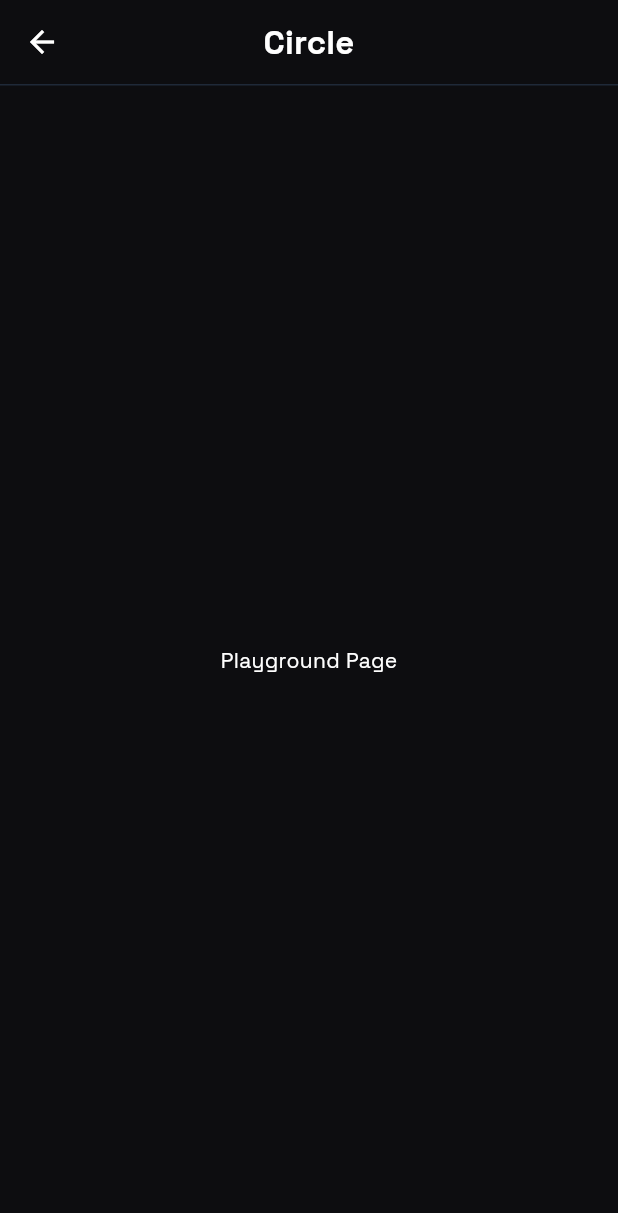
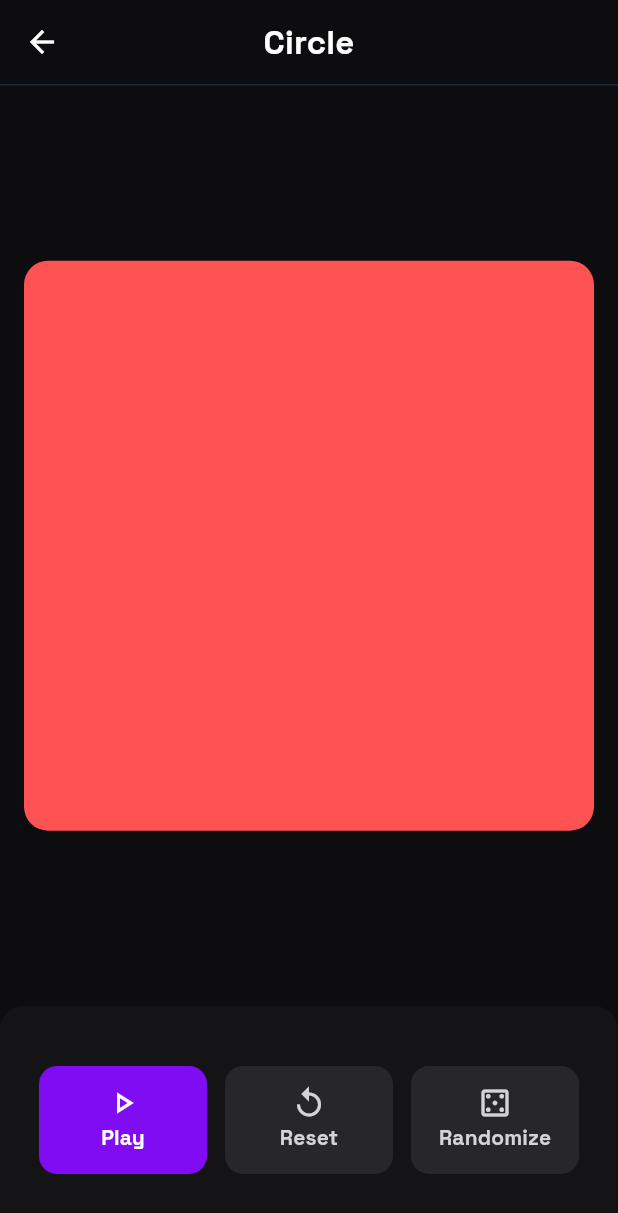
Before and after one commit to cooper-73/custom-painter-playground, a Flutter app: the screen it shows after launch, after a tap on "Circle", on a phone screen of 412 x 824 dp. Shown: the top 1213 px of the screen. Run offline on Flutter 3.47's test engine with Material 3 defaults, Android fonts, the phone set to English and light mode, and no system bars; our stand-ins replace flutter_riverpod, go_router; network calls fail.

Commit message:
feat: Add base layout for painter playground page

```diff
--- a/lib/core/shared/widgets/app_scaffold.dart
+++ b/lib/core/shared/widgets/app_scaffold.dart
@@ -6,11 +6,15 @@ class AppScaffold extends StatelessWidget {
     this.title,
     required this.body,
     this.centerTitle = false,
+    this.bottomSafeArea = true,
+    this.bodyPadding,
   });
 
   final String? title; // TODO: Make this required
   final Widget body;
   final bool centerTitle;
+  final bool bottomSafeArea;
+  final EdgeInsets? bodyPadding;
 
   @override
   Widget build(BuildContext context) {
@@ -29,8 +33,9 @@ class AppScaffold extends StatelessWidget {
         ),
       ),
       body: SafeArea(
+        bottom: bottomSafeArea,
         child: Padding(
-          padding: const EdgeInsets.symmetric(horizontal: 16, vertical: 20),
+          padding: bodyPadding ?? const EdgeInsets.symmetric(horizontal: 16, vertical: 20),
           child: body,
         ),
       ),
--- a/lib/presentation/playground/pages/playground_page.dart
+++ b/lib/presentation/playground/pages/playground_page.dart
@@ -1,7 +1,8 @@
 import 'package:custom_painter_playground/core/core.dart';
+import 'package:custom_painter_playground/presentation/playground/playground.dart';
 import 'package:flutter/material.dart';
 
-class PlaygroundPage extends StatelessWidget {
+class PlaygroundPage extends StatefulWidget {
   const PlaygroundPage({
     super.key,
     required this.patternKind,
@@ -10,12 +11,52 @@ class PlaygroundPage extends StatelessWidget {
   final PatternKind patternKind;
 
   @override
+  State<PlaygroundPage> createState() => _PlaygroundPageState();
+}
+
+class _PlaygroundPageState extends State<PlaygroundPage> {
+  late ValueNotifier<double> _painterCanvasExtent;
+
+  @override
+  void initState() {
+    super.initState();
+    _painterCanvasExtent = ValueNotifier(
+      _hasPainterControls
+          ? PainterControllerSheet.defaultChildSize
+          : PainterControllerSheet.minimumChildSize,
+    );
+  }
+
+  List<Widget> get _painterControls => [];
+
+  bool get _hasPainterControls => _painterControls.isNotEmpty;
+
+  bool _handleDraggableScrollableNotification(DraggableScrollableNotification notification) {
+    _painterCanvasExtent.value = notification.extent;
+    return true;
+  }
+
+  @override
   Widget build(BuildContext context) {
     return AppScaffold(
-      title: patternKind.title,
+      bodyPadding: EdgeInsets.zero,
       centerTitle: true,
-      body: const Center(
-        child: Text('Playground Page'),
+      bottomSafeArea: false,
+      title: widget.patternKind.title,
+      body: NotificationListener<DraggableScrollableNotification>(
+        onNotification: _handleDraggableScrollableNotification,
+        child: Stack(
+          children: [
+            ValueListenableBuilder(
+              valueListenable: _painterCanvasExtent,
+              builder: (context, extent, child) => PainterCanvas(extent: extent),
+            ),
+            PainterControllerSheet(
+              animationControls: const AnimationControls(),
+              painterControls: _painterControls,
+            ),
+          ],
+        ),
       ),
     );
   }
--- a/lib/presentation/playground/playground.dart
+++ b/lib/presentation/playground/playground.dart
@@ -1 +1,2 @@
 export 'pages/pages.dart';
+export 'widgets/widgets.dart';
--- /dev/null
+++ b/lib/presentation/playground/widgets/animation_controls.dart
@@ -0,0 +1,85 @@
+import 'package:flutter/material.dart';
+
+class AnimationControls extends StatelessWidget {
+  const AnimationControls({super.key});
+
+  @override
+  Widget build(BuildContext context) {
+    final colorScheme = ColorScheme.of(context);
+
+    return Row(
+      mainAxisAlignment: MainAxisAlignment.center,
+      spacing: 12,
+      children: [
+        _AnimationControlButton(
+          iconData: Icons.play_arrow_outlined,
+          label: 'Play',
+          foregroundColor: colorScheme.onSurface,
+          backgroundColor: colorScheme.primary,
+          onPressed: () {},
+        ),
+        _AnimationControlButton(
+          iconData: Icons.replay_outlined,
+          label: 'Reset',
+          onPressed: () {},
+        ),
+        _AnimationControlButton(
+          iconData: Icons.casino_outlined,
+          label: 'Randomize',
+          onPressed: () {},
+        ),
+      ],
+    );
+  }
+}
+
+class _AnimationControlButton extends StatelessWidget {
+  const _AnimationControlButton({
+    required this.iconData,
+    required this.label,
+    this.foregroundColor,
+    this.backgroundColor,
+    this.onPressed,
+  });
+
+  final IconData iconData;
+  final String label;
+  final Color? foregroundColor;
+  final Color? backgroundColor;
+  final VoidCallback? onPressed;
+
+  @override
+  Widget build(BuildContext context) {
+    final colorScheme = ColorScheme.of(context);
+    final textTheme = TextTheme.of(context);
+
+    return FilledButton(
+      onPressed: onPressed,
+      style: FilledButton.styleFrom(
+        backgroundColor: backgroundColor ?? colorScheme.secondary,
+        minimumSize: const Size(112, 72),
+        maximumSize: const Size(112, 72),
+        padding: const EdgeInsets.all(12),
+        shape: RoundedRectangleBorder(borderRadius: BorderRadius.circular(12)),
+        overlayColor: colorScheme.onSurface.withValues(alpha: 0.12),
+      ),
+      child: Column(
+        mainAxisAlignment: MainAxisAlignment.center,
+        children: [
+          Icon(
+            iconData,
+            size: 24,
+            color: foregroundColor ?? colorScheme.onSecondary,
+          ),
+          Text(
+            label,
+            overflow: TextOverflow.ellipsis,
+            style: textTheme.labelLarge?.copyWith(
+              color: foregroundColor ?? colorScheme.onSecondary,
+            ),
+          ),
+        ],
+      ),
+    );
+  }
+}
--- /dev/null
+++ b/lib/presentation/playground/widgets/painter_canvas.dart
@@ -0,0 +1,56 @@
+import 'dart:math';
+
+import 'package:flutter/material.dart';
+
+class PainterCanvas extends StatelessWidget {
+  const PainterCanvas({
+    super.key,
+    required this.extent,
+  });
+
+  final double extent;
+
+  static const _horizontalPadding = 16.0;
+  static const _verticalPadding = 20.0;
+
+  double _calculateCanvasDimension(double parentHeight, double parentWidth) {
+    final availableHeight = parentHeight - (2 * _verticalPadding);
+    final availableWidth = parentWidth - (2 * _horizontalPadding);
+
+    return min(availableHeight, availableWidth);
+  }
+
+  @override
+  Widget build(BuildContext context) {
+    return LayoutBuilder(
+      builder: (context, constraints) {
+        final totalHeight = constraints.maxHeight;
+        final totalWidth = constraints.maxWidth;
+
+        final containerHeight = totalHeight * (1 - extent);
+        final canvasDimension = _calculateCanvasDimension(containerHeight, totalWidth);
+
+        return SizedBox(
+          height: containerHeight,
+          child: Padding(
+            padding: const EdgeInsets.symmetric(
+              horizontal: _horizontalPadding,
+              vertical: _verticalPadding,
+            ),
+            child: Center(
+              child: SizedBox.square(
+                dimension: canvasDimension,
+                child: DecoratedBox(
+                  decoration: BoxDecoration(
+                    color: Colors.redAccent,
+                    borderRadius: BorderRadius.circular(16),
+                  ),
+                ),
+              ),
+            ),
+          ),
+        );
+      },
+    );
+  }
+}
--- /dev/null
+++ b/lib/presentation/playground/widgets/painter_controller_sheet.dart
@@ -0,0 +1,143 @@
+import 'package:flutter/material.dart';
+
+class PainterControllerSheet extends StatelessWidget {
+  const PainterControllerSheet({
+    super.key,
+    required this.animationControls,
+    required this.painterControls,
+  });
+
+  final Widget animationControls;
+  final List<Widget> painterControls;
+
+  bool get _hasPainterControls => painterControls.isNotEmpty;
+
+  static const defaultChildSize = 0.4;
+  static const minimumChildSize = 0.2;
+  static const _maximumChildSize = 0.6;
+
+  @override
+  Widget build(BuildContext context) {
+    final colorScheme = ColorScheme.of(context);
+
+    return DraggableScrollableSheet(
+      initialChildSize: _hasPainterControls ? defaultChildSize : minimumChildSize,
+      minChildSize: minimumChildSize,
+      maxChildSize: _hasPainterControls ? _maximumChildSize : minimumChildSize,
+      builder: (context, scrollController) {
+        return DecoratedBox(
+          decoration: BoxDecoration(
+            borderRadius: BorderRadius.circular(16),
+            color: colorScheme.surfaceContainerLow,
+          ),
+          child: SafeArea(
+            child: Padding(
+              padding: const EdgeInsets.symmetric(horizontal: 16),
+              child: _PainterControllerSheetContent(
+                scrollController: scrollController,
+                animationControls: animationControls,
+                painterControls: painterControls,
+              ),
+            ),
+          ),
+        );
+      },
+    );
+  }
+}
+
+class _PainterControllerSheetContent extends StatelessWidget {
+  const _PainterControllerSheetContent({
+    required this.scrollController,
+    required this.animationControls,
+    required this.painterControls,
+  });
+
+  final ScrollController scrollController;
+  final Widget animationControls;
+  final List<Widget> painterControls;
+
+  bool get _hasPainterControls => painterControls.isNotEmpty;
+
+  @override
+  Widget build(BuildContext context) {
+    final textTheme = TextTheme.of(context);
+
+    return CustomScrollView(
+      controller: scrollController,
+      physics: const ClampingScrollPhysics(),
+      slivers: [
+        SliverVisibility(
+          visible: _hasPainterControls,
+          maintainAnimation: true,
+          maintainSize: true,
+          maintainState: true,
+          sliver: const SliverPersistentHeader(
+            pinned: true,
+            delegate: _Handlebar(),
+          ),
+        ),
+        SliverToBoxAdapter(
+          child: Column(
+            crossAxisAlignment: CrossAxisAlignment.stretch,
+            children: [
+              animationControls,
+              if (_hasPainterControls) ...[
+                const SizedBox(height: 28),
+                Text(
+                  'Controls',
+                  style: textTheme.titleLarge,
+                ),
+                const SizedBox(height: 28),
+                ...painterControls,
+              ],
+            ],
+          ),
+        ),
+      ],
+    );
+  }
+}
+
+class _Handlebar extends SliverPersistentHeaderDelegate {
+  const _Handlebar();
+
+  static const _padding = 12.0;
+  static const _barHeight = 4.0;
+  static const _barWidth = 40.0;
+
+  double get _totalHeight => _barHeight + 2 * _padding + _padding;
+
+  @override
+  bool shouldRebuild(_) => false;
+
+  @override
+  double get maxExtent => _totalHeight;
+
+  @override
+  double get minExtent => _totalHeight;
+
+  @override
+  Widget build(BuildContext context, double shrinkOffset, bool overlapsContent) {
+    final colorScheme = ColorScheme.of(context);
+
+    return DecoratedBox(
+      decoration: BoxDecoration(color: colorScheme.surfaceContainerLow),
+      child: Center(
+        child: Padding(
+          padding: const EdgeInsets.all(_padding).copyWith(bottom: 2 * _padding),
+          child: SizedBox(
+            height: _barHeight,
+            width: _barWidth,
+            child: DecoratedBox(
+              decoration: BoxDecoration(
+                color: colorScheme.onSurfaceVariant,
+                borderRadius: BorderRadius.circular(2),
+              ),
+            ),
+          ),
+        ),
+      ),
+    );
+  }
+}
--- /dev/null
+++ b/lib/presentation/playground/widgets/widgets.dart
@@ -0,0 +1,3 @@
+export 'animation_controls.dart';
+export 'painter_canvas.dart';
+export 'painter_controller_sheet.dart';
```
